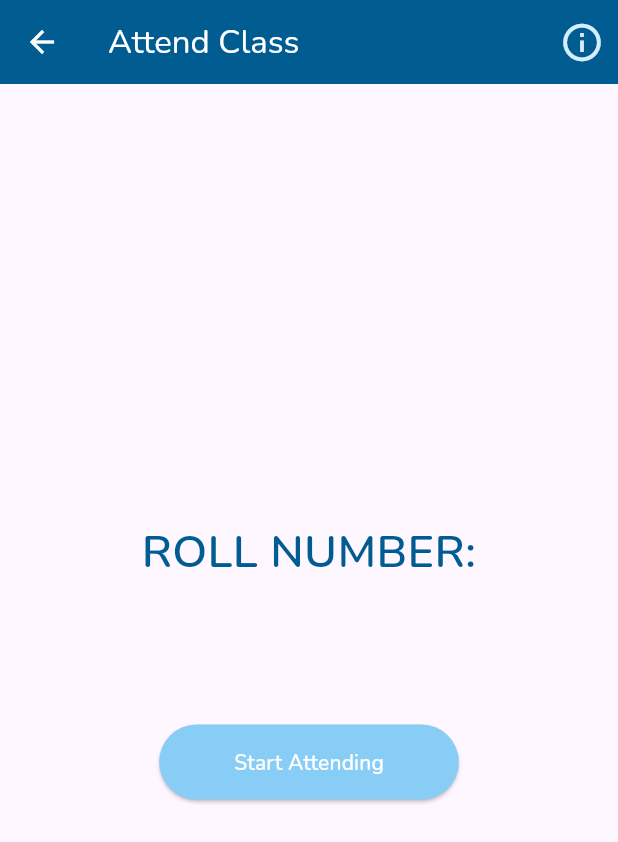
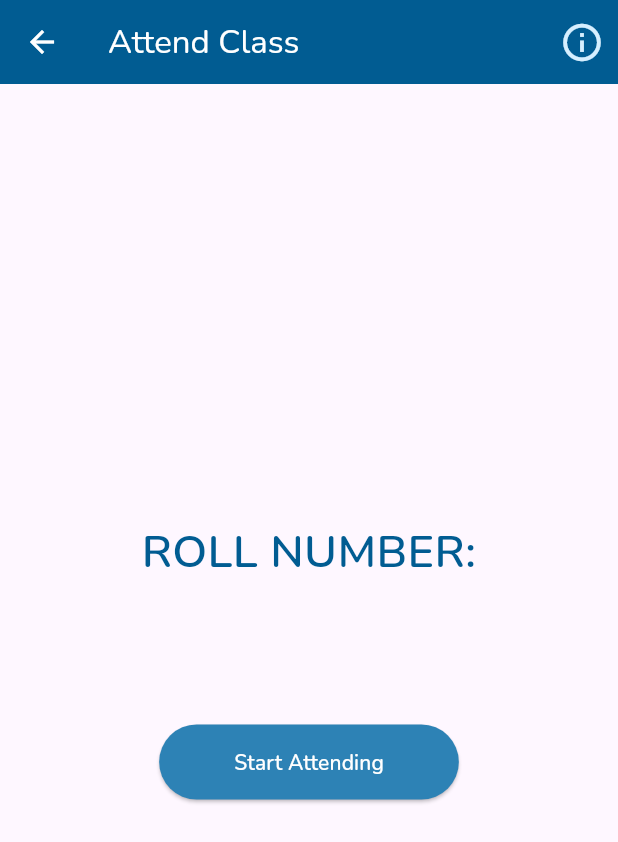
Before and after one commit to triple-a-projects/BLE_Proximity, a Flutter app: the MyHomePage screen opened directly, on a phone screen of 412 x 824 dp. Shown: the top 842 px of the screen. Run offline on Flutter 3.47's test engine with Material 3 defaults, Android fonts, the light colour scheme and no system bars; our stand-ins replace cloud_firestore, firebase_auth, firebase_core, firebase_database, google_fonts, google_nav_bar and 2 more; missing offline and left inert: flutter_ble_peripheral; accounts and stored records are empty.

Commit message:
with all subjects and attending info print

```diff
--- a/lib/main.dart
+++ b/lib/main.dart
@@ -24,6 +24,7 @@ import 'package:flutter/foundation.dart';
 import 'package:flutter/material.dart';
 import 'package:flutter_ble_peripheral/flutter_ble_peripheral.dart';
 import 'package:uuid/uuid.dart';
+import 'package:ble_advertiser/animation.dart';
 
 void main() async {
   WidgetsFlutterBinding.ensureInitialized();
@@ -122,9 +123,10 @@ class _MyHomePageState extends State<MyHomePage> {
                   size: 30,
                 ),
                 onPressed: () {
-                  Navigator.push(
-                    context,
-                    MaterialPageRoute(builder: (context) => InfoPage()),
+                  Navigator.of(context).push(
+                    PageTransitionAnimation(
+                      page: InfoPage(),
+                    ),
                   );
                 })
           ],
@@ -149,7 +151,7 @@ class _MyHomePageState extends State<MyHomePage> {
                   }
                 },
                 style: ElevatedButton.styleFrom(
-                  backgroundColor: middle,
+                  backgroundColor: secondDark,
                   foregroundColor: Colors.white,
                   padding: const EdgeInsets.only(
                     top: 15,
@@ -161,6 +163,17 @@ class _MyHomePageState extends State<MyHomePage> {
                 child:
                     Text(isAdvertising ? 'Stop Attending' : 'Start Attending'),
               ),
+              if (isAdvertising)
+                const SizedBox(
+                    height: 50,
+                    child: Center(
+                      child: Text('You are attending the class...',
+                          style: TextStyle(
+                              fontSize: 18,
+                              color: Colors.green,
+                              fontStyle: FontStyle.italic,
+                              fontWeight: FontWeight.bold)),
+                    ))
             ],
           ),
         ));
--- a/lib/perspectives/teacher/home.dart
+++ b/lib/perspectives/teacher/home.dart
@@ -1,6 +1,7 @@
 import 'package:ble_advertiser/perspectives/student/student_base.dart';
 import 'package:ble_advertiser/perspectives/teacher/settings.dart';
 import 'package:ble_advertiser/perspectives/teacher/teacher_base.dart';
+import 'package:flutter/cupertino.dart';
 import 'package:flutter/material.dart';
 import 'package:cloud_firestore/cloud_firestore.dart';
 import 'package:ble_advertiser/perspectives/teacher/addclass.dart';
@@ -41,7 +42,8 @@ class _TeacherHomePageState extends State<TeacherHomePage> {
 
           final List<DocumentSnapshot> documents = snapshot.data!.docs;
 
-          return Column(
+          return SingleChildScrollView(
+              child: Column(
             mainAxisAlignment: MainAxisAlignment.start,
             crossAxisAlignment: CrossAxisAlignment.start,
             children: [
@@ -103,7 +105,7 @@ class _TeacherHomePageState extends State<TeacherHomePage> {
                 ),
               ),
             ],
-          );
+          ));
         },
       ),
     ); //BasePage
```
Also changed, not shown: lib/perspectives/student/home.dart (+9 -4 lines), lib/perspectives/teacher/attendance.dart (+21 -9 lines).
